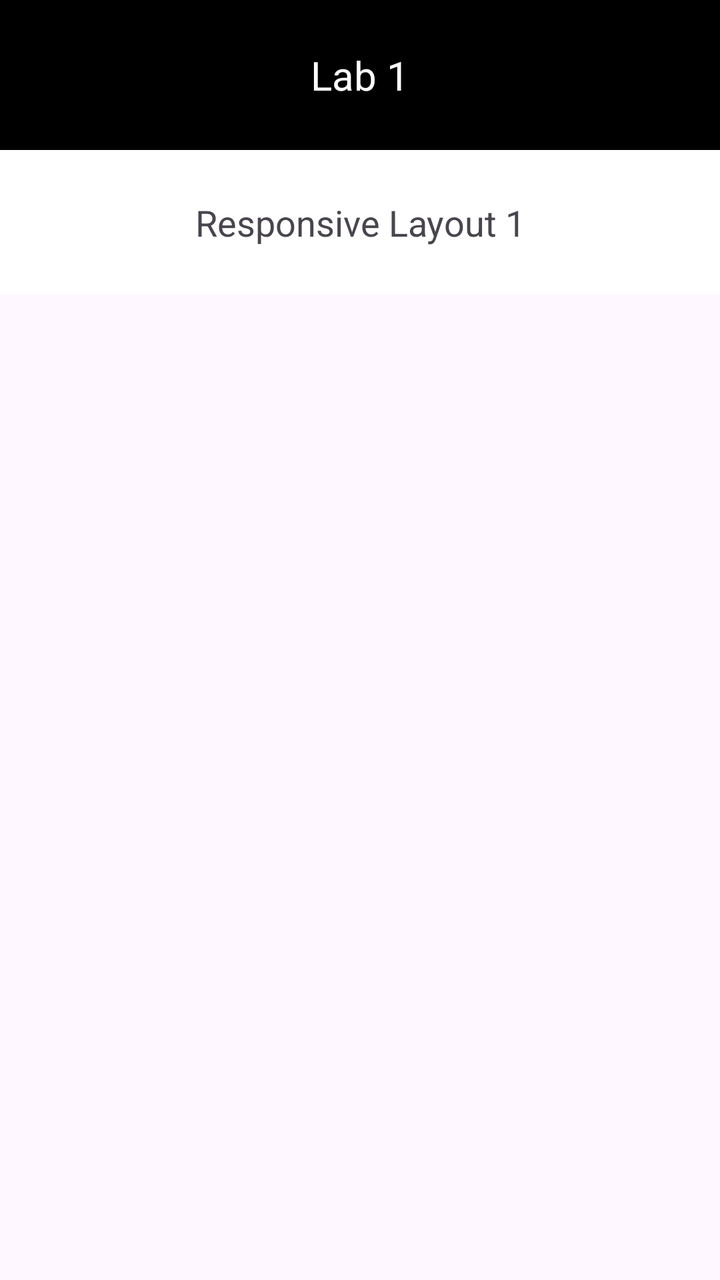
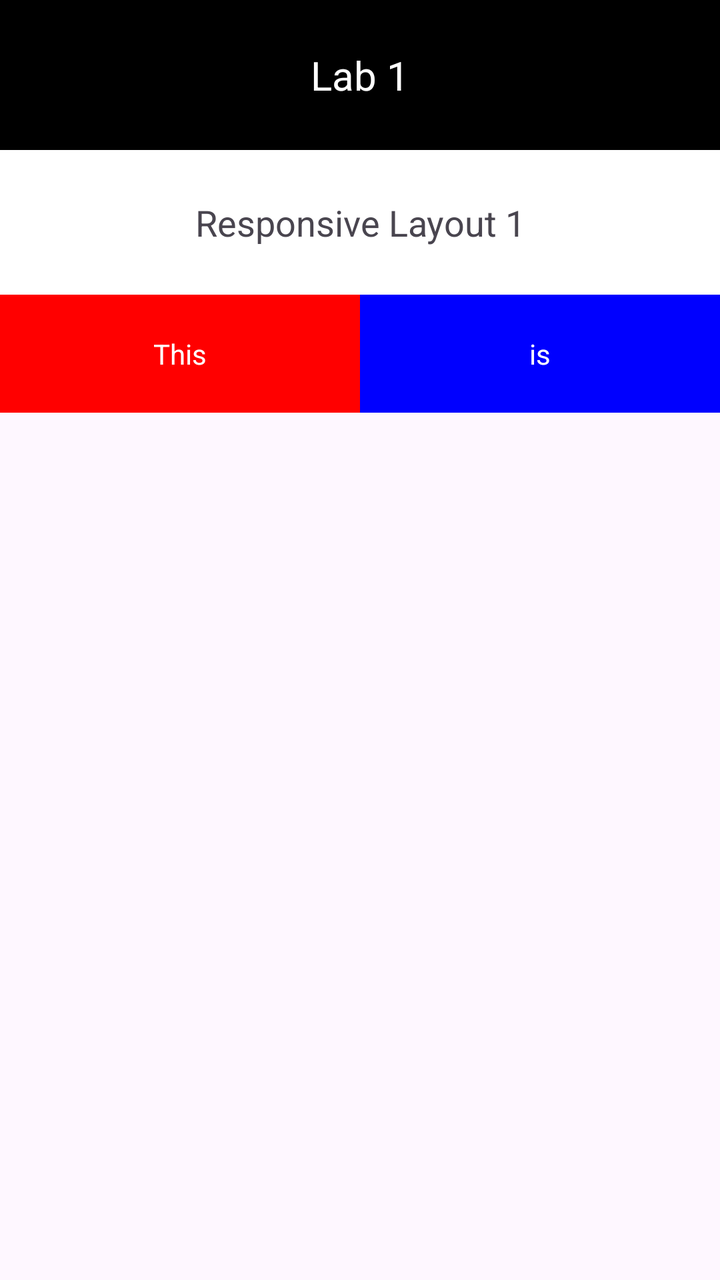

Screens rendered from an Android XML layout before and after an edit, with the pre-edit source and the edit as a unified diff.
<!-- AndroidManifest.xml: application theme Theme.Part1_LinearLayout -->
<!-- res/layout/activity_main.xml -->
<?xml version="1.0" encoding="utf-8"?>
<LinearLayout xmlns:android="http://schemas.android.com/apk/res/android"
    xmlns:tools="http://schemas.android.com/tools"

    android:layout_width="match_parent"
    android:layout_height="match_parent"
    android:orientation="vertical"
    tools:context=".MainActivity">
    

    <TextView
        android:layout_width="match_parent"
        android:layout_height="wrap_content"
        android:background="#000000"
        android:gravity="center"
        android:text="Lab 1"
        android:textColor="#ffffff"
        android:textSize="20sp"
        android:padding="24dp"/>

    <TextView
        android:layout_width="match_parent"
        android:layout_height="wrap_content"
        android:background="#ffffff"
        android:gravity="center"
        android:text="Responsive Layout 1"
        android:textSize="18sp"
        android:padding="24dp"/>

    <LinearLayout
        android:layout_width="match_parent"
        android:layout_height="wrap_content"
        android:orientation="horizontal"/>

    <TextView
        android:layout_width="0dp"
        android:layout_height="match_parent"
        android:layout_weight="1"
        android:background="#ff0000"
        android:gravity="center"
        android:text="This"
        android:textColor="#ffffff"
        android:padding="20dp"/>

    <TextView
        android:layout_width="0dp"
        android:layout_height="match_parent"
        android:layout_weight="1"
        android:background="#0000ff"
        android:gravity="center"
        android:text="is"
        android:textColor="#ffffff"/>





</LinearLayout>
<!-- resources referenced by this layout -->
<resources>
  <style name="Theme.Part1_LinearLayout" parent="Base.Theme.Part1_LinearLayout" />
  <style name="Base.Theme.Part1_LinearLayout" parent="Theme.Material3.DayNight.NoActionBar">
          
          
      </style>
</resources>

<!-- the commit's change to res/layout/activity_main.xml (unified diff, before → after) -->
@@ -30,7 +30,7 @@
     <LinearLayout
         android:layout_width="match_parent"
         android:layout_height="wrap_content"
-        android:orientation="horizontal"/>
+        android:orientation="horizontal">
 
     <TextView
         android:layout_width="0dp"
@@ -55,4 +55,6 @@
 
 
 
+    </LinearLayout>
+
 </LinearLayout>
